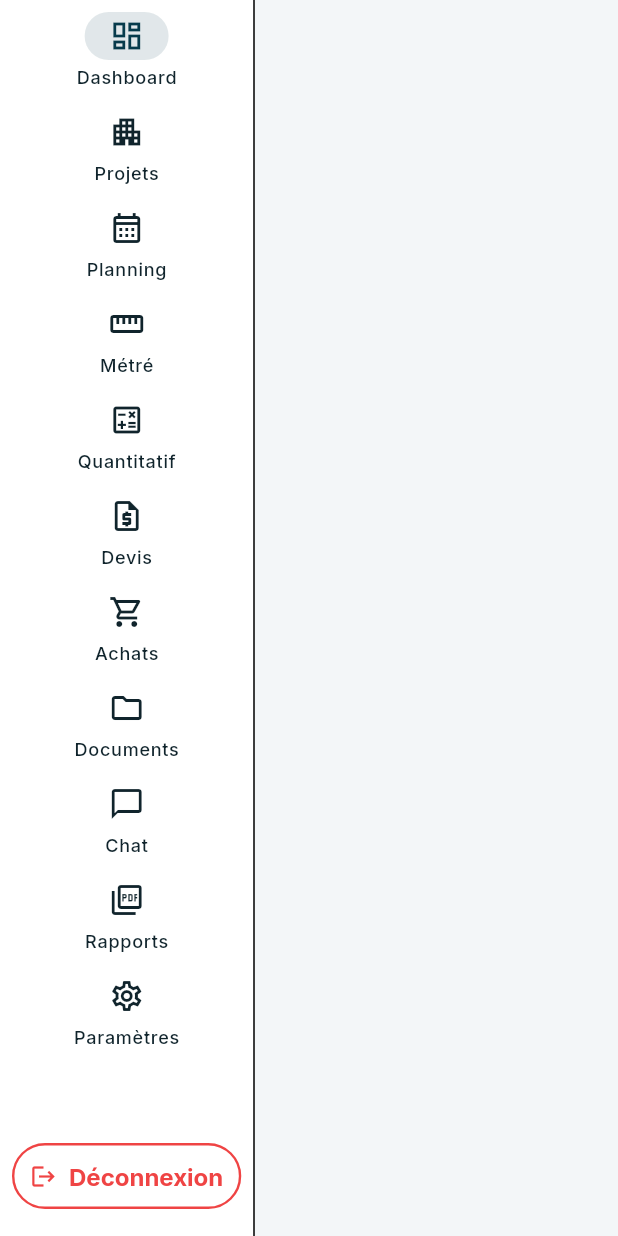
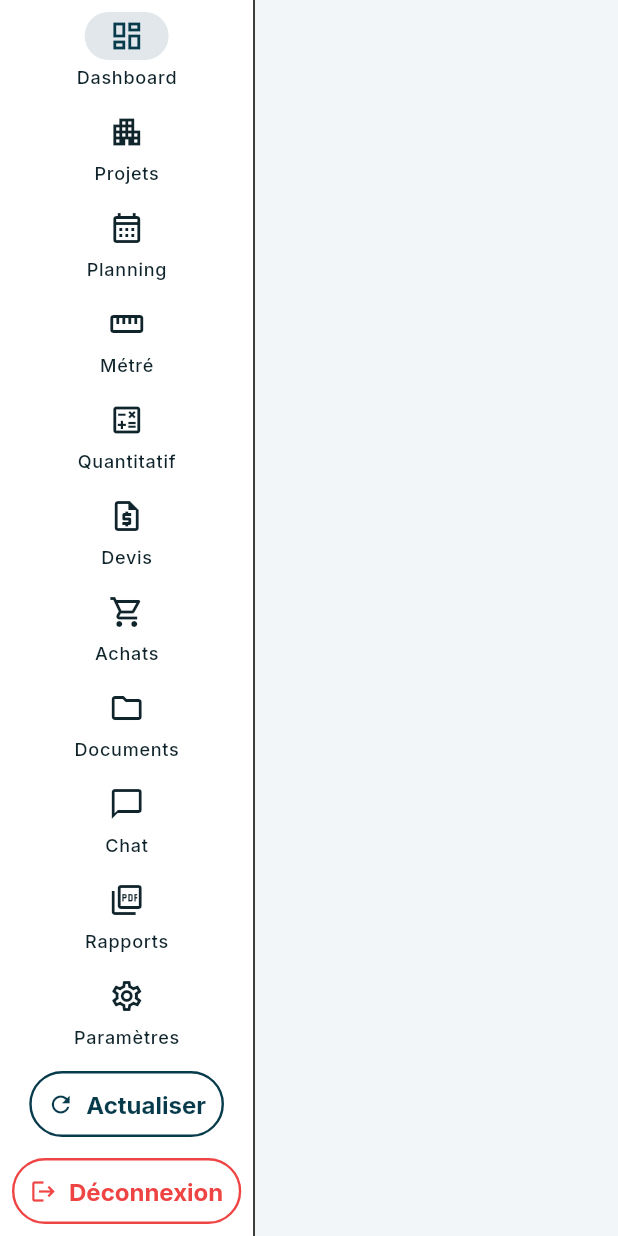
Before and after one commit to mdibuild/mdi_build, a Flutter app: the MainShellPage screen opened directly with empty values, on a phone screen of 412 x 824 dp. Run offline on Flutter 3.47's test engine with Material 3 defaults, Android fonts, the phone set to English and light mode, and no system bars; our stand-ins replace audioplayers, equatable, file_picker, firebase_core, firebase_messaging, flutter_local_notifications and 8 more; missing offline and left inert: dart:html, excel, record; accounts and stored records are empty.

Commit message:
Add an "Actualiser" button next to "Deconnexion" in the nav rail
Gives a simple, always-visible way to force a fresh reload of the app
(useful on the web build after data changes elsewhere). Web-only via a
conditional import; no-op on other platforms.

Co-Authored-By: Claude Sonnet 5 <noreply@anthropic.com>

```diff
--- /dev/null
+++ b/lib/core/utils/app_refresh.dart
@@ -0,0 +1 @@
+export 'app_refresh_stub.dart' if (dart.library.html) 'app_refresh_web.dart';
--- /dev/null
+++ b/lib/core/utils/app_refresh_stub.dart
@@ -0,0 +1,2 @@
+/// Non-web platforms have no browser tab to reload; nothing to do.
+void reloadApp() {}
--- /dev/null
+++ b/lib/core/utils/app_refresh_web.dart
@@ -0,0 +1,4 @@
+// ignore_for_file: deprecated_member_use, avoid_web_libraries_in_flutter
+import 'dart:html' as html;
+
+void reloadApp() => html.window.location.reload();
--- a/lib/shared/presentation/main_shell_page.dart
+++ b/lib/shared/presentation/main_shell_page.dart
@@ -3,6 +3,7 @@ import 'package:go_router/go_router.dart';
 
 import '../../app/theme/app_palette_colors.dart';
 import '../../core/services/supabase_service.dart';
+import '../../core/utils/app_refresh.dart';
 import 'premium_ui.dart';
 
 class MainShellPage extends StatelessWidget {
@@ -85,7 +86,22 @@ class MainShellPage extends StatelessWidget {
                 alignment: Alignment.bottomCenter,
                 child: Padding(
                   padding: const EdgeInsets.only(bottom: 16, left: 8, right: 8),
-                  child: OutlinedButton.icon(
+                  child: Column(
+                    mainAxisSize: MainAxisSize.min,
+                    children: [
+                      OutlinedButton.icon(
+                        onPressed: reloadApp,
+                        icon: const Icon(Icons.refresh, size: 18),
+                        label: const Text('Actualiser'),
+                        style: OutlinedButton.styleFrom(
+                          foregroundColor: colors.petrol,
+                          side: BorderSide(color: colors.petrol, width: 1.6),
+                          minimumSize: const Size(0, 44),
+                          padding: const EdgeInsets.symmetric(horizontal: 12),
+                        ),
+                      ),
+                      const SizedBox(height: 10),
+                      OutlinedButton.icon(
                         onPressed: () => _confirmLogout(context),
                         icon: const Icon(Icons.logout, size: 18),
                         label: const Text('Déconnexion'),
@@ -95,6 +111,8 @@ class MainShellPage extends StatelessWidget {
                           minimumSize: const Size(0, 44),
                           padding: const EdgeInsets.symmetric(horizontal: 12),
                         ),
+                      ),
+                    ],
                   ),
                 ),
               ),
```
Lines whose indentation alone changed are shown as unchanged.
